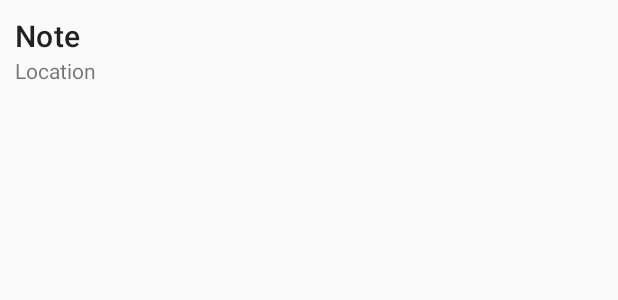
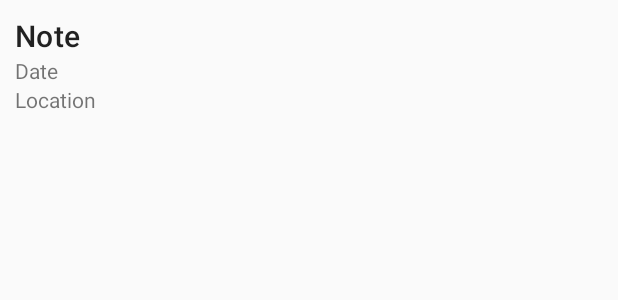
Before and after one commit to SoorajModi/GeoNotesPlus, an Android app: the layout item_note.xml on its own in the app's theme, with its tools: preview values and no code run, on a phone screen of 412 x 824 dp. Shown: the top 300 px of the screen. Run offline under Robolectric (Android 15) with nearby library versions, the phone set to English and light mode, and no system bars.

Commit message:
add date time

```diff
--- a/app/src/main/java/de/hauke_stieler/geonotes/ListNotesActivity.java
+++ b/app/src/main/java/de/hauke_stieler/geonotes/ListNotesActivity.java
@@ -37,7 +37,8 @@ public class ListNotesActivity extends AppCompatActivity {
         noteStore = new NoteStore(context);
         List<Note> list = noteStore.getAllNotes();
         for (Note n : list) {
-            System.out.println("Lat: " + n.lat + "  Lon: " + n.lon + " Desc: " + n.description);
+            System.out.print("Lat: " + n.lat + "  Lon: " + n.lon + " Desc: " + n.description + "  ");
+//            System.out.println("Date: " + n.date);
         }
 
         // Display notes from database in app
--- a/app/src/main/java/de/hauke_stieler/geonotes/notes/NoteAdapter.java
+++ b/app/src/main/java/de/hauke_stieler/geonotes/notes/NoteAdapter.java
@@ -6,6 +6,8 @@ import android.view.View;
 import android.view.ViewGroup;
 import android.widget.ArrayAdapter;
 import android.widget.TextView;
+import java.text.SimpleDateFormat;
+import java.util.Date;
 
 import java.util.ArrayList;
 
@@ -29,10 +31,12 @@ public class NoteAdapter extends ArrayAdapter<Note> {
         // Lookup view for data population
         TextView noteDesc = (TextView) convertView.findViewById(R.id.noteDescription);
         TextView noteLoc = (TextView) convertView.findViewById(R.id.noteLocation);
+        TextView noteDate = (TextView) convertView.findViewById(R.id.noteDate);
 
         // Populate the data into the template view using the data object
         noteDesc.setText(note.description);
         noteLoc.setText(String.format("Location: %s, %s", note.lat, note.lon));
+        noteDate.setText(String.format("Date: %s", note.date));
 
         // Return the completed view to render on screen
         return convertView;
--- a/app/src/main/res/layout/item_note.xml
+++ b/app/src/main/res/layout/item_note.xml
@@ -13,6 +13,12 @@
         android:textAppearance="@style/TextAppearance.MaterialComponents.Headline6"/>
 
     <TextView
+        android:id="@+id/noteDate"
+        android:layout_width="wrap_content"
+        android:layout_height="wrap_content"
+        android:text="@string/date"/>
+
+    <TextView
         android:id="@+id/noteLocation"
         android:layout_width="wrap_content"
         android:layout_height="wrap_content"
--- a/app/src/main/res/values/strings.xml
+++ b/app/src/main/res/values/strings.xml
@@ -35,4 +35,5 @@
     <string name="change_password">Change Password</string>
     <string name="log_out">Log out</string>
     <string name="dark_mode">Dark mode</string>
+    <string name="date">Date</string>
 </resources>
```
Also changed, not shown: app/src/main/java/de/hauke_stieler/geonotes/map/Map.java (+7 -1 lines), app/src/main/java/de/hauke_stieler/geonotes/notes/Note.java (+6 -1 lines), app/src/main/java/de/hauke_stieler/geonotes/notes/NoteStore.java (+18 -4 lines).
